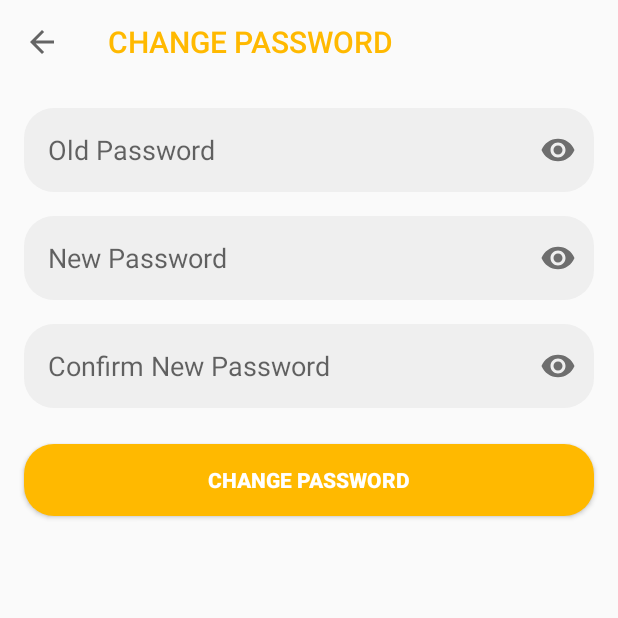
After one commit to fisecode/absent-app, an Android app: the ChangePasswordActivity screen opened directly, with no data from a screen before it, on a phone screen of 412 x 824 dp, the top half of it. The commit adds this screen. Run offline under Robolectric (Android 15) with nearby library versions, the phone set to English and light mode, and no system bars.

Commit message:
add ui-change-password

```diff
--- a/app/src/main/AndroidManifest.xml
+++ b/app/src/main/AndroidManifest.xml
@@ -13,9 +13,12 @@
         android:supportsRtl="true"
         android:theme="@style/Theme.AbsentApp"
         tools:targetApi="31">
-        <activity android:name=".views.forgotpassword.ForgotPasswordActivity"/>
-        <activity android:name=".views.signin.SignInActivity"/>
-        <activity android:name=".views.splash.SplashActivity"
+        <activity
+            android:name=".views.changepassword.ChangePasswordActivity" />
+        <activity android:name=".views.forgotpassword.ForgotPasswordActivity" />
+        <activity android:name=".views.signin.SignInActivity" />
+        <activity
+            android:name=".views.splash.SplashActivity"
             android:exported="true">
             <intent-filter>
                 <action android:name="android.intent.action.MAIN" />
@@ -23,7 +26,7 @@
                 <category android:name="android.intent.category.LAUNCHER" />
             </intent-filter>
         </activity>
-        <activity android:name=".views.main.MainActivity"/>
+        <activity android:name=".views.main.MainActivity" />
     </application>
 
 </manifest>
--- /dev/null
+++ b/app/src/main/java/com/fisecode/absentapp/views/changepassword/ChangePasswordActivity.kt
@@ -0,0 +1,31 @@
+package com.fisecode.absentapp.views.changepassword
+
+import androidx.appcompat.app.AppCompatActivity
+import android.os.Bundle
+import com.fisecode.absentapp.R
+import com.fisecode.absentapp.databinding.ActivityChangePasswordBinding
+
+class ChangePasswordActivity : AppCompatActivity() {
+
+    private lateinit var binding:ActivityChangePasswordBinding
+
+    override fun onCreate(savedInstanceState: Bundle?) {
+        super.onCreate(savedInstanceState)
+        binding = ActivityChangePasswordBinding.inflate(layoutInflater)
+        setContentView(binding.root)
+
+        init()
+        onClick()
+    }
+
+    private fun onClick() {
+        binding.tbChangePassword.setNavigationOnClickListener {
+            finish()
+        }
+    }
+
+    private fun init() {
+        setSupportActionBar(binding.tbChangePassword)
+        supportActionBar?.setDisplayHomeAsUpEnabled(true)
+    }
+}
--- a/app/src/main/java/com/fisecode/absentapp/views/profile/ProfileFragment.kt
+++ b/app/src/main/java/com/fisecode/absentapp/views/profile/ProfileFragment.kt
@@ -7,6 +7,10 @@ import android.view.View
 import android.view.ViewGroup
 import com.fisecode.absentapp.R
 import com.fisecode.absentapp.databinding.FragmentProfileBinding
+import com.fisecode.absentapp.views.changepassword.ChangePasswordActivity
+import com.fisecode.absentapp.views.main.MainActivity
+import com.fisecode.absentapp.views.signin.SignInActivity
+import org.jetbrains.anko.startActivity
 
 class ProfileFragment : Fragment() {
 
@@ -20,6 +24,21 @@ class ProfileFragment : Fragment() {
         return binding?.root
     }
 
+    override fun onViewCreated(view: View, savedInstanceState: Bundle?) {
+        super.onViewCreated(view, savedInstanceState)
+        onClick()
+    }
+
+    private fun onClick() {
+        binding?.btnChangePassword?.setOnClickListener {
+            context?.startActivity<ChangePasswordActivity>()
+        }
+        binding?.btnLogout?.setOnClickListener {
+            context?.startActivity<SignInActivity>()
+            (activity as MainActivity).finishAffinity()
+        }
+    }
+
     override fun onDestroyView() {
         super.onDestroyView()
         binding = null
--- /dev/null
+++ b/app/src/main/res/layout/activity_change_password.xml
@@ -0,0 +1,107 @@
+<?xml version="1.0" encoding="utf-8"?>
+<LinearLayout xmlns:android="http://schemas.android.com/apk/res/android"
+    xmlns:app="http://schemas.android.com/apk/res-auto"
+    xmlns:tools="http://schemas.android.com/tools"
+    android:layout_width="match_parent"
+    android:layout_height="match_parent"
+    android:orientation="vertical"
+    tools:context=".views.changepassword.ChangePasswordActivity">
+
+    <com.google.android.material.appbar.AppBarLayout
+        android:layout_width="match_parent"
+        android:layout_height="wrap_content"
+        android:background="@android:color/transparent"
+        app:elevation="0dp">
+
+        <androidx.appcompat.widget.Toolbar
+            android:id="@+id/tb_change_password"
+            android:layout_width="match_parent"
+            android:layout_height="wrap_content"
+            app:title="@string/change_password"
+            app:titleTextColor="@color/color_primary"/>
+
+    </com.google.android.material.appbar.AppBarLayout>
+
+    <com.google.android.material.textfield.TextInputLayout
+        android:layout_width="match_parent"
+        android:layout_height="56dp"
+        android:layout_marginTop="16dp"
+        android:layout_marginStart="16dp"
+        android:layout_marginEnd="16dp"
+        android:textColorHint="@android:color/darker_gray"
+        app:hintEnabled="false"
+        app:endIconMode="password_toggle">
+
+        <com.google.android.material.textfield.TextInputEditText
+            android:id="@+id/et_old_password"
+            android:layout_width="match_parent"
+            android:layout_height="match_parent"
+            android:background="@drawable/bg_edit_text"
+            android:hint="@string/old_password"
+            android:paddingStart="16dp"
+            android:paddingEnd="16dp"
+            android:inputType="textPassword"
+            tools:ignore="TextContrastCheck"/>
+
+    </com.google.android.material.textfield.TextInputLayout>
+
+    <com.google.android.material.textfield.TextInputLayout
+        android:layout_width="match_parent"
+        android:layout_height="56dp"
+        android:layout_marginTop="16dp"
+        android:layout_marginStart="16dp"
+        android:layout_marginEnd="16dp"
+        android:textColorHint="@android:color/darker_gray"
+        app:hintEnabled="false"
+        app:endIconMode="password_toggle">
+
+        <com.google.android.material.textfield.TextInputEditText
+            android:id="@+id/et_new_password"
+            android:layout_width="match_parent"
+            android:layout_height="match_parent"
+            android:background="@drawable/bg_edit_text"
+            android:hint="@string/new_password"
+            android:paddingStart="16dp"
+            android:paddingEnd="16dp"
+            android:inputType="textPassword"
+            tools:ignore="TextContrastCheck"/>
+
+    </com.google.android.material.textfield.TextInputLayout>
+
+    <com.google.android.material.textfield.TextInputLayout
+        android:layout_width="match_parent"
+        android:layout_height="56dp"
+        android:layout_marginTop="16dp"
+        android:layout_marginStart="16dp"
+        android:layout_marginEnd="16dp"
+        android:textColorHint="@android:color/darker_gray"
+        app:hintEnabled="false"
+        app:endIconMode="password_toggle">
+
+        <com.google.android.material.textfield.TextInputEditText
+            android:id="@+id/et_confirm_new_password"
+            android:layout_width="match_parent"
+            android:layout_height="match_parent"
+            android:background="@drawable/bg_edit_text"
+            android:hint="@string/confirm_new_password"
+            android:paddingStart="16dp"
+            android:paddingEnd="16dp"
+            android:inputType="textPassword"
+            tools:ignore="TextContrastCheck"/>
+
+    </com.google.android.material.textfield.TextInputLayout>
+
+    <Button
+        android:id="@+id/btn_change_password"
+        android:layout_width="match_parent"
+        android:layout_height="wrap_content"
+        android:layout_marginTop="24dp"
+        android:layout_marginStart="16dp"
+        android:layout_marginEnd="16dp"
+        android:background="@drawable/bg_btn_primary"
+        android:text="@string/change_password"
+        android:textStyle="bold"
+        android:textColor="@color/white"
+        tools:ignore="TextContrastCheck" />
+
+</LinearLayout>
--- a/app/src/main/res/layout/activity_forgot_password.xml
+++ b/app/src/main/res/layout/activity_forgot_password.xml
@@ -55,7 +55,7 @@
         android:layout_marginStart="16dp"
         android:layout_marginEnd="16dp"
         android:background="@drawable/bg_btn_primary"
-        android:text="@string/sign_in"
+        android:text="@string/forgot_password2"
         android:textStyle="bold"
         android:textColor="@color/white"
         app:layout_constraintTop_toBottomOf="@+id/ti_email_forgot_password"
--- a/app/src/main/res/layout/fragment_profile.xml
+++ b/app/src/main/res/layout/fragment_profile.xml
@@ -76,7 +76,7 @@
                     app:layout_constraintTop_toBottomOf="@+id/tv_email_profile">
 
                     <Button
-                        android:id="@+id/button5"
+                        android:id="@+id/btn_employee_details"
                         android:layout_width="match_parent"
                         android:layout_height="60dp"
                         android:layout_marginTop="10dp"
@@ -93,7 +93,7 @@
                         android:textStyle="bold" />
 
                     <Button
-                        android:id="@+id/button4"
+                        android:id="@+id/btn_absent_spot"
                         android:layout_width="match_parent"
                         android:layout_height="60dp"
                         android:layout_marginTop="10dp"
@@ -110,7 +110,7 @@
                         android:textStyle="bold" />
 
                     <Button
-                        android:id="@+id/button3"
+                        android:id="@+id/btn_change_password"
                         android:layout_width="match_parent"
                         android:layout_height="60dp"
                         android:layout_marginTop="10dp"
@@ -127,7 +127,7 @@
                         android:textStyle="bold" />
 
                     <Button
-                        android:id="@+id/button6"
+                        android:id="@+id/btn_logout"
                         android:layout_width="match_parent"
                         android:layout_height="55dp"
                         android:layout_marginTop="10dp"
--- a/app/src/main/res/values/strings.xml
+++ b/app/src/main/res/values/strings.xml
@@ -16,4 +16,7 @@
     <string name="employee_details">Employee Details</string>
     <string name="logout">LOGOUT</string>
     <string name="change_password">CHANGE PASSWORD</string>
+    <string name="old_password">Old Password</string>
+    <string name="new_password">New Password</string>
+    <string name="confirm_new_password">Confirm New Password</string>
 </resources>
```
